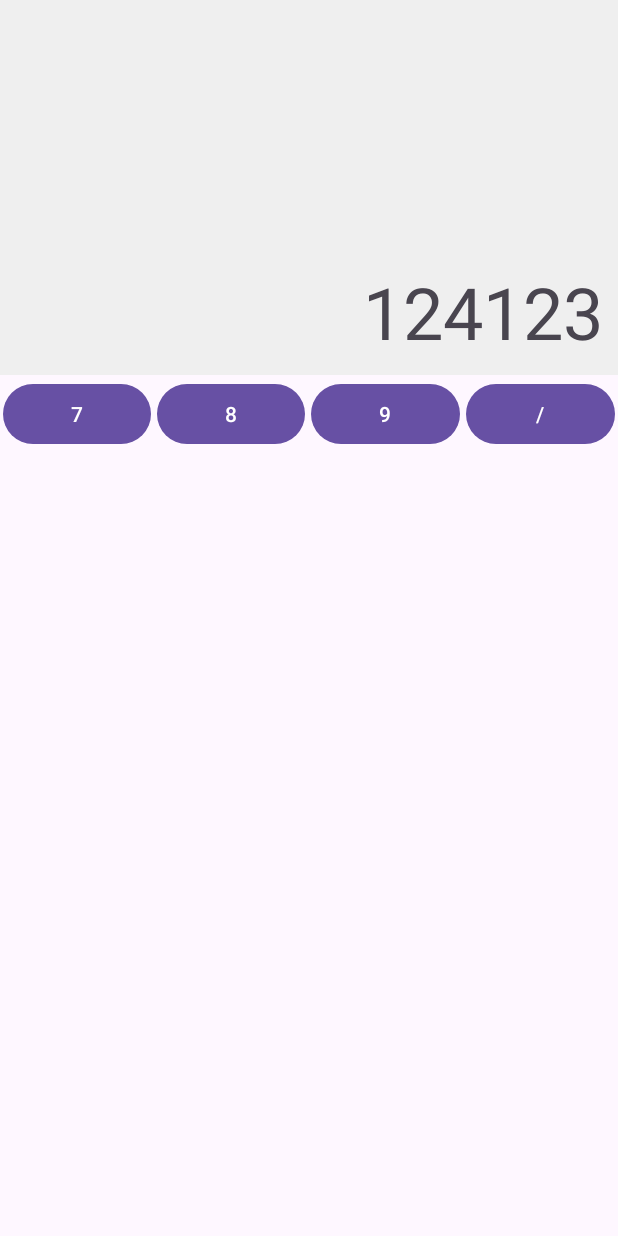
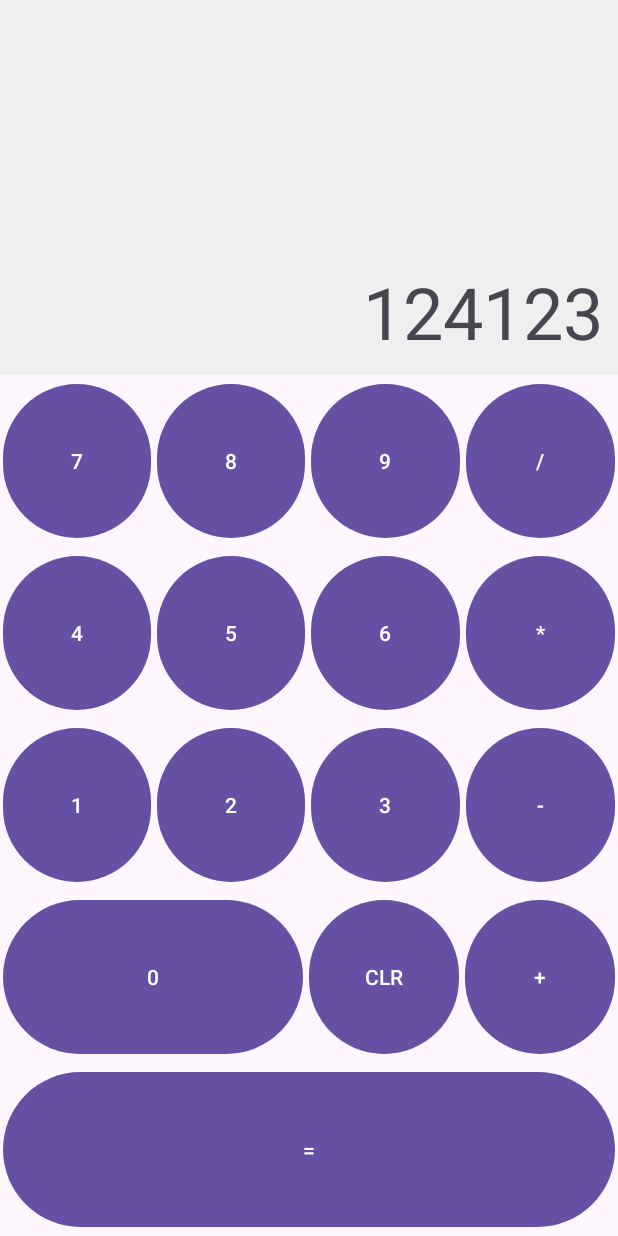
Before and after one commit to KimKyungWon0519/AndroidStudy, an Android app: the screen it shows after launch (MainActivity), on a phone screen of 412 x 824 dp. Run offline under Robolectric (Android 15) with nearby library versions, the phone set to English and light mode, and no system bars.

Commit message:
계산기 만들기 - 2

```diff
--- a/MyCalculator/app/src/main/res/layout/activity_main.xml
+++ b/MyCalculator/app/src/main/res/layout/activity_main.xml
@@ -20,6 +20,7 @@
     <LinearLayout
         android:layout_width="match_parent"
         android:layout_height="wrap_content"
+        android:layout_weight="1"
         android:orientation="horizontal">
 
         <Button
@@ -60,4 +61,144 @@
 
     </LinearLayout>
 
+    <LinearLayout
+        android:layout_width="match_parent"
+        android:layout_height="wrap_content"
+        android:layout_weight="1"
+        android:orientation="horizontal">
+
+        <Button
+            android:id="@+id/btnFour"
+            android:layout_width="0dp"
+            android:layout_height="match_parent"
+            android:layout_margin="2dp"
+            android:layout_weight="1"
+            android:onClick="onDigit"
+            android:text="@string/_4" />
+
+        <Button
+            android:id="@+id/btnFive"
+            android:layout_width="0dp"
+            android:layout_height="match_parent"
+            android:layout_margin="2dp"
+            android:layout_weight="1"
+            android:onClick="onDigit"
+            android:text="@string/_5" />
+
+        <Button
+            android:id="@+id/btnSix"
+            android:layout_width="0dp"
+            android:layout_height="match_parent"
+            android:layout_margin="2dp"
+            android:layout_weight="1"
+            android:onClick="onDigit"
+            android:text="@string/_6" />
+
+        <Button
+            android:id="@+id/btnMultiply"
+            android:layout_width="0dp"
+            android:layout_height="match_parent"
+            android:layout_margin="2dp"
+            android:layout_weight="1"
+            android:onClick="onDigit"
+            android:text="@string/multiply" />
+
+    </LinearLayout>
+
+    <LinearLayout
+        android:layout_width="match_parent"
+        android:layout_height="wrap_content"
+        android:layout_weight="1"
+        android:orientation="horizontal">
+
+        <Button
+            android:id="@+id/btnOne"
+            android:layout_width="0dp"
+            android:layout_height="match_parent"
+            android:layout_margin="2dp"
+            android:layout_weight="1"
+            android:onClick="onDigit"
+            android:text="@string/_1" />
+
+        <Button
+            android:id="@+id/btnTwo"
+            android:layout_width="0dp"
+            android:layout_height="match_parent"
+            android:layout_margin="2dp"
+            android:layout_weight="1"
+            android:onClick="onDigit"
+            android:text="@string/_2" />
+
+        <Button
+            android:id="@+id/btnThree"
+            android:layout_width="0dp"
+            android:layout_height="match_parent"
+            android:layout_margin="2dp"
+            android:layout_weight="1"
+            android:onClick="onDigit"
+            android:text="@string/_3" />
+
+        <Button
+            android:id="@+id/btnSubtract"
+            android:layout_width="0dp"
+            android:layout_height="match_parent"
+            android:layout_margin="2dp"
+            android:layout_weight="1"
+            android:onClick="onDigit"
+            android:text="@string/minus" />
+
+    </LinearLayout>
+
+    <LinearLayout
+        android:layout_width="match_parent"
+        android:layout_height="wrap_content"
+        android:layout_weight="1"
+        android:orientation="horizontal">
+
+        <Button
+            android:id="@+id/btnZero"
+            android:layout_width="0dp"
+            android:layout_height="match_parent"
+            android:layout_margin="2dp"
+            android:layout_weight="2"
+            android:onClick="onDigit"
+            android:text="@string/_0" />
+
+        <Button
+            android:id="@+id/btnCLR"
+            android:layout_width="0dp"
+            android:layout_height="match_parent"
+            android:layout_margin="2dp"
+            android:layout_weight="1"
+            android:onClick="onDigit"
+            android:text="@string/clr" />
+
+        <Button
+            android:id="@+id/btnAdd"
+            android:layout_width="0dp"
+            android:layout_height="match_parent"
+            android:layout_margin="2dp"
+            android:layout_weight="1"
+            android:onClick="onDigit"
+            android:text="@string/plus" />
+
+    </LinearLayout>
+
+    <LinearLayout
+        android:layout_width="match_parent"
+        android:layout_height="wrap_content"
+        android:layout_weight="1"
+        android:orientation="horizontal">
+
+        <Button
+            android:id="@+id/btnEqual"
+            android:layout_width="0dp"
+            android:layout_height="match_parent"
+            android:layout_margin="2dp"
+            android:layout_weight="2"
+            android:onClick="onDigit"
+            android:text="@string/equal" />
+
+    </LinearLayout>
+
 </LinearLayout>
--- a/MyCalculator/app/src/main/res/values/strings.xml
+++ b/MyCalculator/app/src/main/res/values/strings.xml
@@ -4,4 +4,16 @@
     <string name="_8">8</string>
     <string name="_9">9</string>
     <string name="divide">/</string>
+    <string name="_4">4</string>
+    <string name="_5">5</string>
+    <string name="_6">6</string>
+    <string name="multiply">*</string>
+    <string name="_1">1</string>
+    <string name="_2">2</string>
+    <string name="_3">3</string>
+    <string name="minus">-</string>
+    <string name="_0">0</string>
+    <string name="clr">CLR</string>
+    <string name="plus">+</string>
+    <string name="equal">=</string>
 </resources>
```
